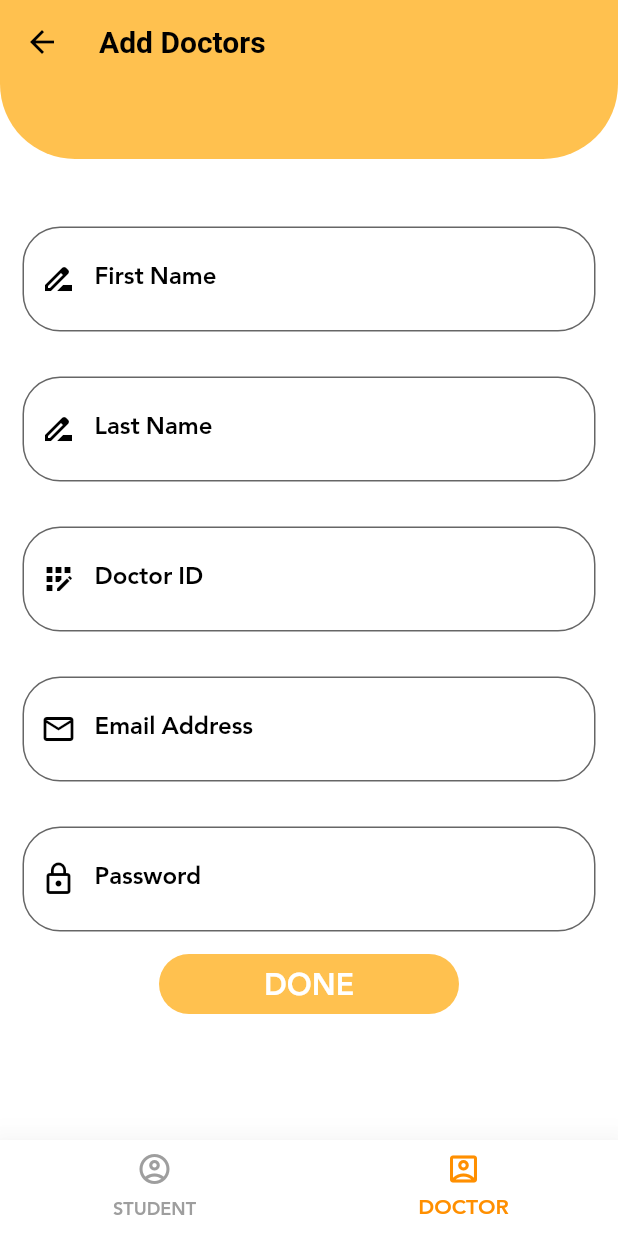
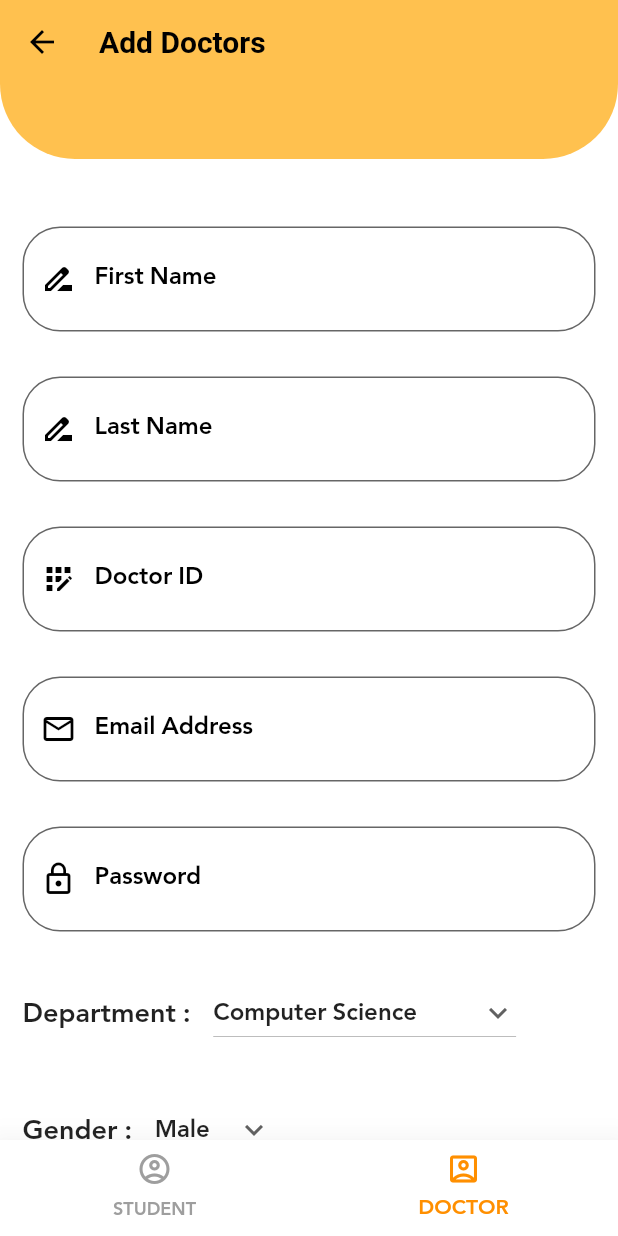
Before and after one commit to mohamedibrahimelsayed/mohamed, a Flutter app: the AdminHomeScreen screen opened directly, item 2 of the bottom bar chosen, on a phone screen of 412 x 824 dp. Run offline on Flutter 3.47's test engine with Material 2 defaults, Android fonts, the phone set to English and light mode, and no system bars; our stand-ins replace bloc, carousel_slider, conditional_builder, dio, flutter_bloc, fluttertoast and 6 more; accounts and stored records are empty; network calls fail.

Commit message:
mohamed_app

```diff
--- a/lib/modules/Student_Attendance/Admin_Home/Doctor.dart
+++ b/lib/modules/Student_Attendance/Admin_Home/Doctor.dart
@@ -1,15 +1,23 @@
 import 'package:flutter/material.dart';
 import 'package:flutter_project/shared/components/componants.dart';
 
-class DoctorScreen extends StatelessWidget {
+class DoctorScreen extends StatefulWidget {
+  @override
+  _DoctorScreenState createState() => _DoctorScreenState();
+}
+
+class _DoctorScreenState extends State<DoctorScreen> {
   var formKey = GlobalKey<FormState>();
-
   var emailController = TextEditingController();
   var Fname = TextEditingController();
   var Lname = TextEditingController();
   var DR_id = TextEditingController();
-  var Password = TextEditingController();
-
+  var password = TextEditingController();
+  // String _selectedGender = 'male';
+  String dropdownvalue = 'Computer Science';
+  var items =  ['Computer Science','Engineering','Media','Business Administration',];
+  String dropdownvalues = 'Male';
+  var item =  ['Male','Female',];
   @override
   Widget build(BuildContext context) {
     return SingleChildScrollView(
@@ -89,7 +97,7 @@ class DoctorScreen extends StatelessWidget {
             Padding(
               padding: const EdgeInsets.all(15),
               child: defaultFormField(
-                controller: Password,
+                controller: password,
                 type: TextInputType.visiblePassword,
                 validate: (String value) {
                   if (value.isEmpty) {
@@ -98,6 +106,76 @@ class DoctorScreen extends StatelessWidget {
                 },
                 label: 'Password',
                 prefix: Icons.lock_outline,
+              ),
+            ),
+            Padding(
+              padding: const EdgeInsets.all(15.0),
+              child: Row(
+                children: [
+                  Text('Department :',
+                    style:
+                    TextStyle(
+                      fontWeight:FontWeight.bold,
+                      fontSize: 18,
+                    ),
+                  ),
+                  SizedBox(width: 15,),
+                  Column(
+                    children: [
+                      DropdownButton(
+                        value: dropdownvalue,
+                        icon: Icon(Icons.keyboard_arrow_down),
+                        items:items.map((String items) {
+                          return DropdownMenuItem(
+                              value: items,
+                              child: Text(items)
+                          );
+                        }
+                        ).toList(),
+                        onChanged: (String newValue){
+                          setState(() {
+                            dropdownvalue = newValue;
+                          });
+                        },
+                      ),
+                    ],
+                  ),
+                ],
+              ),
+            ),
+            Padding(
+              padding: const EdgeInsets.all(15.0),
+              child: Row(
+                children: [
+                  Text('Gender :',
+                    style:
+                    TextStyle(
+                      fontWeight:FontWeight.bold,
+                      fontSize: 18,
+                    ),
+                  ),
+                  SizedBox(width: 15,),
+                  Column(
+                    children: [
+                      DropdownButton(
+                        value: dropdownvalues,
+                        icon: Icon(Icons.keyboard_arrow_down),
+                        items:item.map((String items) {
+                          return DropdownMenuItem(
+                              value: items,
+                              child: Text(items)
+                          );
+                        }
+                        ).toList(),
+                        onChanged: (String newValue){
+                          setState(() {
+                            dropdownvalues = newValue;
+                          });
+                        },
+                      ),
+                    ],
+                  ),
+                ],
               ),
             ),
             defaultButton(
```
Also changed, not shown: lib/modules/Student_Attendance/Admin_Home/Student.dart (+85 -6 lines).
